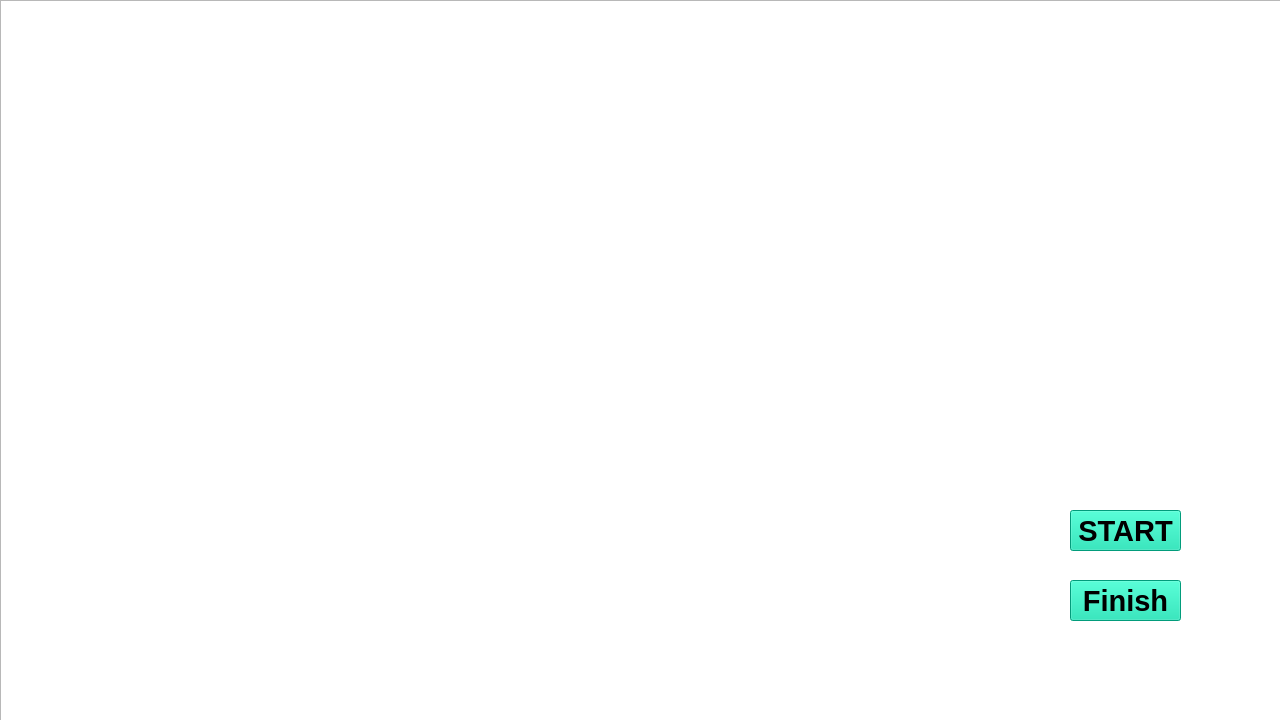
The window that GUI/basic.ui (phumutta/bottle-detection-machine) describes before a commit, drawn with Qt 5.
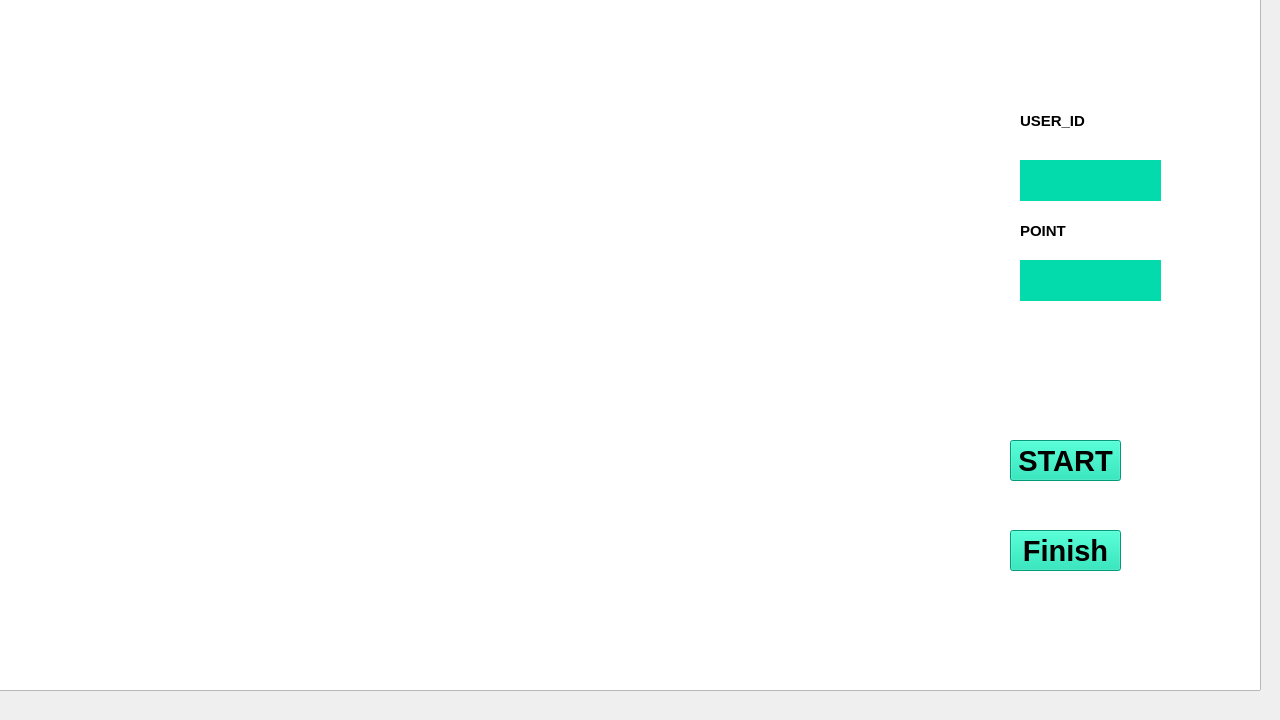
The same window after the commit. Icons and pictures are not drawn.

Commit message: update gui for user system

```diff
--- a/GUI/basic.ui
+++ b/GUI/basic.ui
@@ -28,8 +28,8 @@
   <widget class="QGraphicsView" name="graphicsView">
    <property name="geometry">
     <rect>
-     <x>0</x>
-     <y>0</y>
+     <x>-20</x>
+     <y>-30</y>
      <width>1281</width>
      <height>721</height>
     </rect>
@@ -43,7 +43,7 @@
     <rect>
      <x>100</x>
      <y>110</y>
-     <width>961</width>
+     <width>891</width>
      <height>501</height>
     </rect>
    </property>
@@ -54,8 +54,8 @@
   <widget class="QPushButton" name="pushButton">
    <property name="geometry">
     <rect>
-     <x>1070</x>
-     <y>580</y>
+     <x>1010</x>
+     <y>530</y>
      <width>111</width>
      <height>41</height>
     </rect>
@@ -78,8 +78,8 @@
   <widget class="QPushButton" name="pushButton_2">
    <property name="geometry">
     <rect>
-     <x>1070</x>
-     <y>510</y>
+     <x>1010</x>
+     <y>440</y>
      <width>111</width>
      <height>41</height>
     </rect>
@@ -99,6 +99,80 @@
     <string>START</string>
    </property>
   </widget>
+  <widget class="QLabel" name="label_2">
+   <property name="geometry">
+    <rect>
+     <x>1020</x>
+     <y>100</y>
+     <width>71</width>
+     <height>41</height>
+    </rect>
+   </property>
+   <property name="font">
+    <font>
+     <family>Leelawadee UI</family>
+     <pointsize>11</pointsize>
+     <weight>75</weight>
+     <bold>true</bold>
+    </font>
+   </property>
+   <property name="text">
+    <string>USER_ID</string>
+   </property>
+  </widget>
+  <widget class="QLabel" name="label_3">
+   <property name="geometry">
+    <rect>
+     <x>1020</x>
+     <y>210</y>
+     <width>61</width>
+     <height>41</height>
+    </rect>
+   </property>
+   <property name="font">
+    <font>
+     <family>Leelawadee UI</family>
+     <pointsize>11</pointsize>
+     <weight>75</weight>
+     <bold>true</bold>
+    </font>
+   </property>
+   <property name="text">
+    <string>POINT</string>
+   </property>
+  </widget>
+  <widget class="QLabel" name="user_id">
+   <property name="geometry">
+    <rect>
+     <x>1020</x>
+     <y>160</y>
+     <width>141</width>
+     <height>41</height>
+    </rect>
+   </property>
+   <property name="styleSheet">
+    <string notr="true">background-color: rgb(3, 219, 172)</string>
+   </property>
+   <property name="text">
+    <string/>
+   </property>
+  </widget>
+  <widget class="QLabel" name="user_point">
+   <property name="geometry">
+    <rect>
+     <x>1020</x>
+     <y>260</y>
+     <width>141</width>
+     <height>41</height>
+    </rect>
+   </property>
+   <property name="styleSheet">
+    <string notr="true">background-color: rgb(3, 219, 172);</string>
+   </property>
+   <property name="text">
+    <string/>
+   </property>
+  </widget>
  </widget>
  <resources/>
  <connections/>
```
The commit also changes 1 other file.
